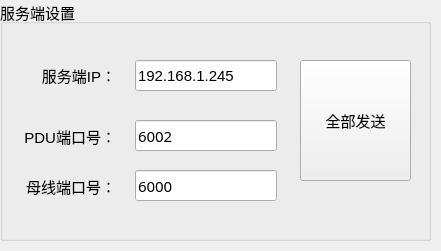
Old version of the form PM_Tool/mainPage/seripport.ui in the repository ChinaClever/PM-Tool.
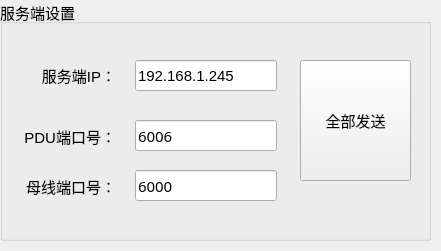
New version of the form.

```diff
--- a/PM_Tool/mainPage/seripport.ui
+++ b/PM_Tool/mainPage/seripport.ui
@@ -91,7 +91,7 @@
      </font>
     </property>
     <property name="text">
-     <string>6002</string>
+     <string>6006</string>
     </property>
    </widget>
    <widget class="QLabel" name="Port_4">
```
